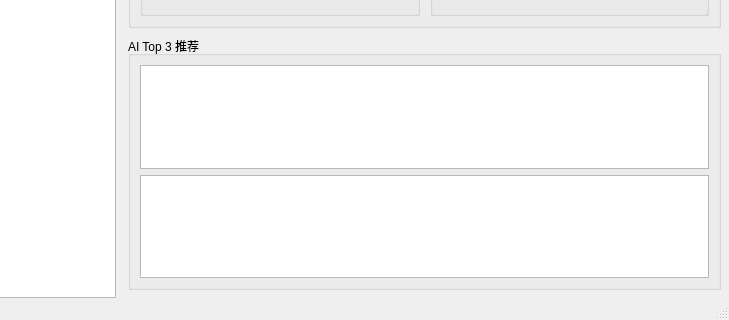
First picture: the form in src/ui/mainwindow.ui, repository zengxiangfu1985/ToDoList, before the edit; both pictures show x 410 to 1139 and y 400 to 720 of the 1139 by 720 pixel window.
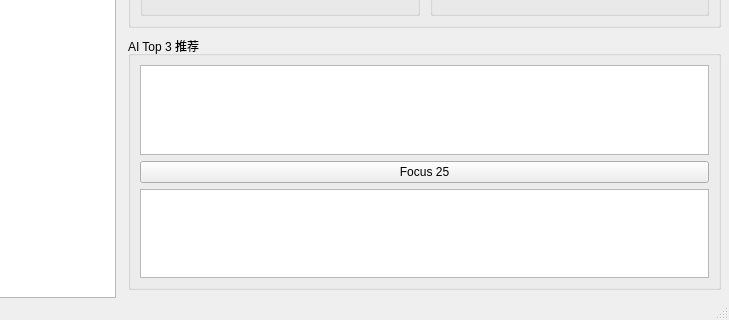
Second picture: the form after the edit. Custom widgets are drawn as their Qt base class.

Patch:
```diff
--- a/src/ui/mainwindow.ui
+++ b/src/ui/mainwindow.ui
@@ -343,6 +343,13 @@
              </property>
             </widget>
            </item>
+           <item>
+            <widget class="QPushButton" name="btnFocus25">
+             <property name="text">
+              <string>Focus 25</string>
+             </property>
+            </widget>
+           </item>
            <item>
             <widget class="QTextBrowser" name="textAiReason">
              <property name="sizePolicy">
```
